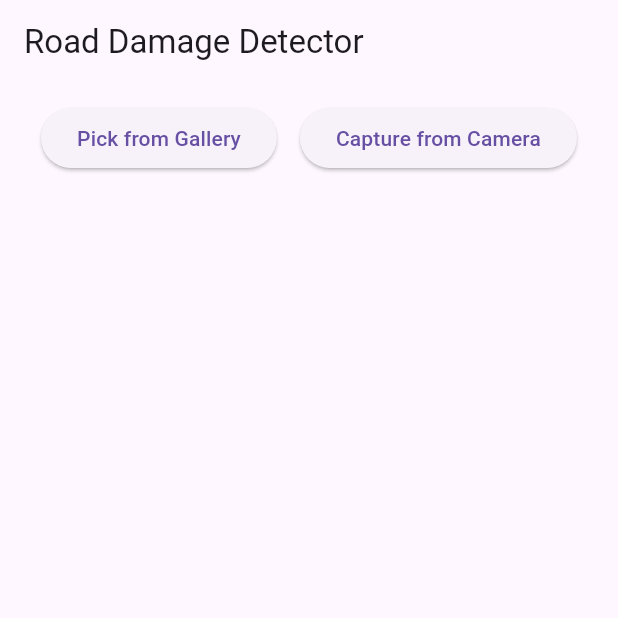
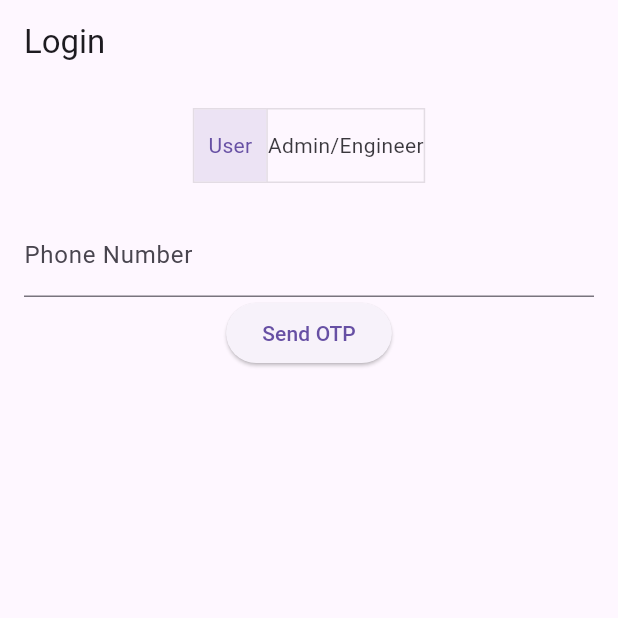
Before and after one commit to Ni1esh-Yadav/Road-Damage-Detection-and-maintainance, a Flutter app: the screen it shows after launch, on a phone screen of 412 x 824 dp, the top half of it. Run offline on Flutter 3.47's test engine with Material 3 defaults, Android fonts, the phone set to English and light mode, and no system bars; our stand-ins replace camera, image_picker, shared_preferences.

Commit message:
updating the code

```diff
--- a/road_damage_detector/lib/main.dart
+++ b/road_damage_detector/lib/main.dart
@@ -1,15 +1,43 @@
 import 'package:flutter/material.dart';
-import 'screens/home_page.dart';
+import 'package:road_damage_detector/screens/AdminDashboard.dart';
+import 'package:road_damage_detector/screens/EngineerDashboard.dart';
+import 'package:road_damage_detector/screens/SplashRouter.dart';
+import 'package:road_damage_detector/screens/home_page.dart';
+import 'package:road_damage_detector/screens/login_screen.dart';
+import 'package:road_damage_detector/services/auth_service.dart';
+// import 'package:shared_preferences/shared_preferences.dart';
 
-void main() => runApp(MyApp());
+void main() async {
+  // Ensures proper initialization before the app starts.
+  WidgetsFlutterBinding.ensureInitialized();
+
+  // final prefs = await SharedPreferences.getInstance();
+  // await prefs.clear();
+
+  // Check if the user is logged in
+  final bool isLoggedIn = await AuthService.isLoggedIn();
+
+  runApp(MyApp(isLoggedIn: isLoggedIn));
+}
 
 class MyApp extends StatelessWidget {
+  final bool isLoggedIn;
+
+  const MyApp({required this.isLoggedIn, super.key});
+
   @override
   Widget build(BuildContext context) {
     return MaterialApp(
-      title: 'Road Damage Detection',
-      theme: ThemeData(primarySwatch: Colors.blue),
-      home: HomePage(),
+      title: 'Road Damage Detector',
+      debugShowCheckedModeBanner: false,
+      // Define app routes
+      routes: {
+        '/home': (_) => HomePage(),
+        '/admin': (_) => AdminDashboard(),
+        '/engineer': (_) => EngineerDashboard(),
+      },
+      // If the user is logged in, navigate to SplashRouter; otherwise, show LoginScreen
+      home: isLoggedIn ? SplashRouter() : LoginScreen(),
     );
   }
 }
--- /dev/null
+++ b/road_damage_detector/lib/screens/login_screen.dart
@@ -0,0 +1,198 @@
+import 'package:flutter/material.dart';
+import 'package:http/http.dart' as http;
+import 'dart:convert';
+import 'package:shared_preferences/shared_preferences.dart';
+
+class LoginScreen extends StatefulWidget {
+  @override
+  State<LoginScreen> createState() => _LoginScreenState();
+}
+
+class _LoginScreenState extends State<LoginScreen> {
+  String mode = 'user'; // 'user' or 'admin'
+  String phone = '';
+  String otp = '';
+  String email = '';
+  String password = '';
+  String selectedRole = 'admin';
+  bool otpSent = false;
+  bool isRegister = false;
+
+  final baseUrl = 'http://192.168.1.7:5000';
+
+  Future<void> sendOtp() async {
+    final res = await http.post(
+      Uri.parse('$baseUrl/send-otp'),
+      headers: {'Content-Type': 'application/json'},
+      body: jsonEncode({"phone": phone}),
+    );
+    final json = jsonDecode(res.body);
+    if (res.statusCode == 200) {
+      setState(() {
+        otpSent = true;
+      });
+    } else {
+      showSnack(json['error']);
+    }
+  }
+
+  Future<void> verifyOtp() async {
+    final res = await http.post(
+      Uri.parse('$baseUrl/verify-otp'),
+      headers: {'Content-Type': 'application/json'},
+      body: jsonEncode({"phone": phone, "otp": otp}),
+    );
+    final json = jsonDecode(res.body);
+    if (res.statusCode == 200) {
+      await saveUserSession(json['user']);
+      navigateBasedOnRole(json['user']['role']);
+    } else {
+      showSnack(json['error']);
+    }
+  }
+
+  Future<void> loginWithEmail() async {
+    final res = await http.post(
+      Uri.parse('$baseUrl/login'),
+      headers: {'Content-Type': 'application/json'},
+      body: jsonEncode({"email": email, "password": password}),
+    );
+    final json = jsonDecode(res.body);
+    if (res.statusCode == 200) {
+      await saveUserSession(json['user']);
+      navigateBasedOnRole(json['user']['role']);
+    } else {
+      showSnack(json['error']);
+    }
+  }
+
+  Future<void> registerAdmin() async {
+    final res = await http.post(
+      Uri.parse('$baseUrl/create-admin'),
+      headers: {'Content-Type': 'application/json'},
+      body: jsonEncode({
+        "email": email,
+        "password": password,
+        "role": selectedRole,
+      }),
+    );
+    final json = jsonDecode(res.body);
+    if (res.statusCode == 200) {
+      showSnack("Registered successfully. Please login.");
+      setState(() {
+        isRegister = false;
+      });
+    } else {
+      showSnack(json['error']);
+    }
+  }
+
+  Future<void> saveUserSession(Map<String, dynamic> user) async {
+    final prefs = await SharedPreferences.getInstance();
+    await prefs.setString('user_id', user['id']);
+    await prefs.setString('user_role', user['role']);
+    await prefs.setBool('is_logged_in', true);
+  }
+
+  void navigateBasedOnRole(String role) {
+    if (role == 'user') {
+      Navigator.pushReplacementNamed(context, '/home');
+    } else if (role == 'admin') {
+      Navigator.pushReplacementNamed(context, '/admin');
+    } else if (role == 'engineer') {
+      Navigator.pushReplacementNamed(context, '/engineer');
+    }
+  }
+
+  void showSnack(String message) {
+    ScaffoldMessenger.of(
+      context,
+    ).showSnackBar(SnackBar(content: Text(message)));
+  }
+
+  @override
+  Widget build(BuildContext context) {
+    return Scaffold(
+      appBar: AppBar(title: Text('Login')),
+      body: Padding(
+        padding: const EdgeInsets.all(16.0),
+        child: Column(
+          children: [
+            ToggleButtons(
+              isSelected: [mode == 'user', mode == 'admin'],
+              onPressed: (index) {
+                setState(() {
+                  mode = index == 0 ? 'user' : 'admin';
+                  otpSent = false;
+                  isRegister = false;
+                });
+              },
+              children: [Text('User'), Text('Admin/Engineer')],
+            ),
+            SizedBox(height: 20),
+            if (mode == 'user') ...[
+              TextField(
+                decoration: InputDecoration(labelText: 'Phone Number'),
+                keyboardType: TextInputType.phone,
+                onChanged: (val) => phone = val,
+              ),
+              if (!otpSent)
+                ElevatedButton(onPressed: sendOtp, child: Text('Send OTP')),
+              if (otpSent) ...[
+                TextField(
+                  decoration: InputDecoration(labelText: 'OTP'),
+                  onChanged: (val) => otp = val,
+                ),
+                ElevatedButton(onPressed: verifyOtp, child: Text('Verify OTP')),
+              ],
+            ] else ...[
+              TextField(
+                decoration: InputDecoration(labelText: 'Email'),
+                onChanged: (val) => email = val,
+              ),
+              TextField(
+                decoration: InputDecoration(labelText: 'Password'),
+                obscureText: true,
+                onChanged: (val) => password = val,
+              ),
+              if (isRegister)
+                DropdownButton<String>(
+                  value: selectedRole,
+                  items:
+                      ['admin', 'engineer'].map((String value) {
+                        return DropdownMenuItem<String>(
+                          value: value,
+                          child: Text(
+                            value[0].toUpperCase() + value.substring(1),
+                          ),
+                        );
+                      }).toList(),
+                  onChanged: (newVal) {
+                    setState(() {
+                      selectedRole = newVal!;
+                    });
+                  },
+                ),
+              ElevatedButton(
+                onPressed: isRegister ? registerAdmin : loginWithEmail,
+                child: Text(isRegister ? 'Register' : 'Login'),
+              ),
+              TextButton(
+                onPressed: () {
+                  setState(() {
+                    isRegister = !isRegister;
+                  });
+                },
+                child: Text(
+                  isRegister
+                      ? "Already have an account? Login"
+                      : "Don't have an account? Register",
+                ),
+              ),
+            ],
+          ],
+        ),
+      ),
+    );
+  }
+}
--- a/road_damage_detector/pubspec.yaml
+++ b/road_damage_detector/pubspec.yaml
@@ -36,6 +36,7 @@ dependencies:
   path: ^1.8.3
   flutter_image_compress: ^2.2.0
   camera: ^0.11.1
+  shared_preferences: ^2.2.0
 
   # The following adds the Cupertino Icons font to your application.
   # Use with the CupertinoIcons class for iOS style icons.
```
Also changed, not shown: road_damage_detector/lib/screens/AdminDashboard.dart (added, +115 -0 lines), road_damage_detector/lib/screens/EngineerDashboard.dart (added, +189 -0 lines), road_damage_detector/lib/screens/SplashRouter.dart (added, +63 -0 lines), road_damage_detector/lib/services/auth_service.dart (added, +28 -0 lines), 1 other file.
